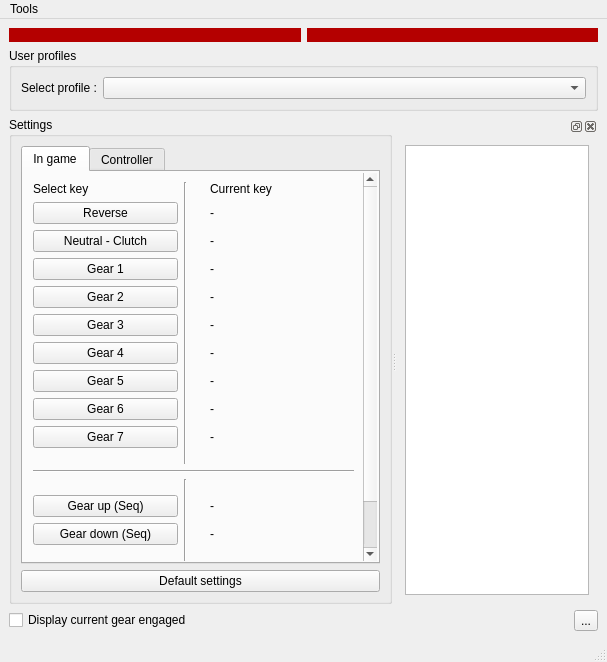
Before: the Qt Designer form BrokenTC2/mainwindow.ui in BrokenGameNoob/BrokenTC2, drawn with Qt 5.
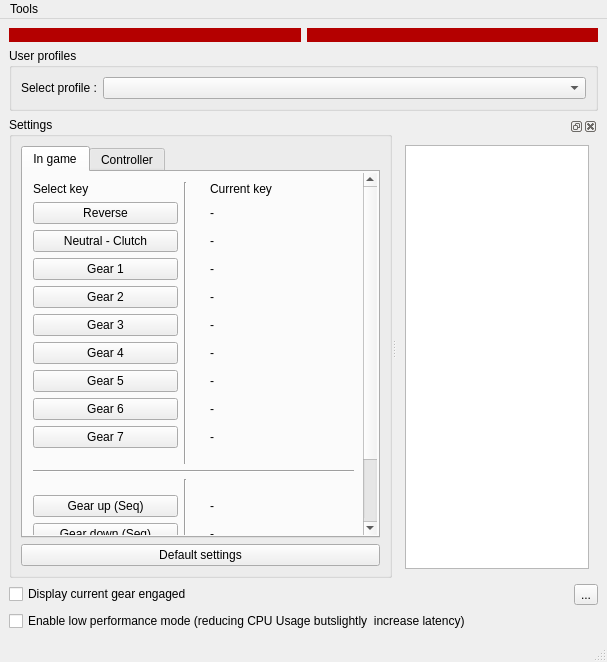
After: the same form once the commit is applied. Icons and pictures are not drawn. Custom widgets are drawn as their Qt base class.

Commit message: Low perf mode working

```diff
--- a/BrokenTC2/mainwindow.ui
+++ b/BrokenTC2/mainwindow.ui
@@ -147,8 +147,8 @@
              <rect>
               <x>0</x>
               <y>0</y>
-              <width>339</width>
-              <height>495</height>
+              <width>336</width>
+              <height>568</height>
              </rect>
             </property>
             <property name="minimumSize">
@@ -716,6 +716,13 @@
       </property>
      </widget>
     </item>
+    <item row="5" column="0" colspan="2">
+     <widget class="QCheckBox" name="cb_lowPerfMode">
+      <property name="text">
+       <string>Enable low performance mode (reducing CPU Usage butslightly  increase latency)</string>
+      </property>
+     </widget>
+    </item>
    </layout>
   </widget>
   <widget class="QMenuBar" name="menubar">
```
Left out of the diff: 164 changed lines with no effect on the pictures. The commit also changes 5 other files.
